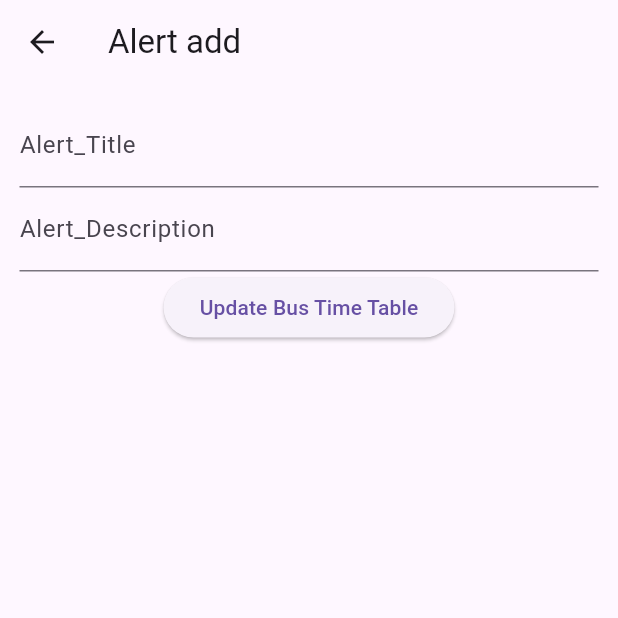
After one commit to InduwaraSH/Bussir_Admin, a Flutter app: the screen it shows after launch, after a tap on "Add a new alert", on a phone screen of 412 x 824 dp, the top half of it. The commit adds this screen. Run offline on Flutter 3.47's test engine with Material 3 defaults, Android fonts, the phone set to English and light mode, and no system bars; our stand-ins replace firebase_core, firebase_database; accounts and stored records are empty.

Commit message:
added alert_add.dart  page and connect with db

```diff
--- /dev/null
+++ b/lib/alerts_add.dart
@@ -0,0 +1,72 @@
+import 'package:firebase_database/firebase_database.dart';
+import 'package:flutter/material.dart';
+
+class AlertUpdate extends StatefulWidget {
+  const AlertUpdate({super.key});
+
+  @override
+  State<AlertUpdate> createState() => _AlertUpdateState();
+}
+
+class _AlertUpdateState extends State<AlertUpdate> {
+  final alert_title = TextEditingController();
+  final alert_description = TextEditingController();
+
+  late DatabaseReference databaseReference;
+
+  @override
+  void initState() {
+    super.initState();
+    databaseReference = FirebaseDatabase.instance.ref().child(
+      'Alerts',
+    );
+  }
+
+  @override
+  Widget build(BuildContext context) {
+    return Scaffold(
+      appBar: AppBar(title: Text('Alert add')),
+      body: Padding(
+        padding: const EdgeInsets.all(13.0),
+        child: Column(
+          children: [
+            TextField(
+              controller: alert_title,
+              decoration: InputDecoration(labelText: 'Alert_Title'),
+            ),
+            TextField(
+              controller: alert_description,
+              decoration: InputDecoration(labelText: 'Alert_Description'),
+            ),
+
+            ElevatedButton(
+              onPressed: () {
+                Map<String, String> alertData = {
+                  'Alert_Title': alert_title.text,
+                  'Alert_Description': alert_description.text,
+
+                };
+                databaseReference
+                    .push()
+                    .set(alertData)
+                    .then((_) {
+                      ScaffoldMessenger.of(context).showSnackBar(
+                        SnackBar(content: Text('Data Updated Successfully')),
+                      );
+                    })
+                    .catchError((error) {
+                      ScaffoldMessenger.of(context).showSnackBar(
+                        SnackBar(
+                          content: Text('Failed to update data: $error'),
+                        ),
+                      );
+                    });
+              },
+              child: Text('Update Bus Time Table'),
+            ),
+          ],
+        ),
+      ),
+    );
+  }
+}
--- a/lib/main.dart
+++ b/lib/main.dart
@@ -1,3 +1,4 @@
+import 'package:bussir_admin/alerts_add.dart';
 import 'package:bussir_admin/bus_time_table_update.dart';
 import 'package:bussir_admin/issuetkt_hgw.dart';
 import 'package:bussir_admin/ticket.dart';
@@ -65,6 +66,16 @@ class MyHomePage extends StatelessWidget {
               },
               child: const Text('Issue ticket Hgw'),
             ),
+            SizedBox(height: 20),
+            ElevatedButton(
+              onPressed: () {
+                Navigator.push(
+                  context,
+                  MaterialPageRoute(builder: (context) => const AlertUpdate()),
+                );
+              },
+              child: const Text('Add a new alert'),
+            ),
           ],
         ),
       ),
```
